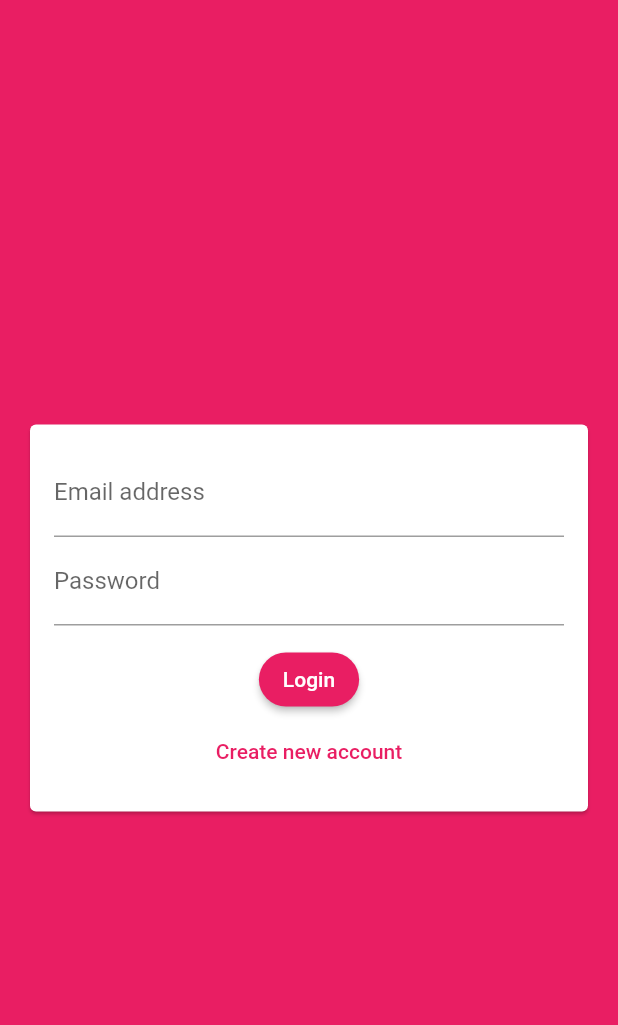
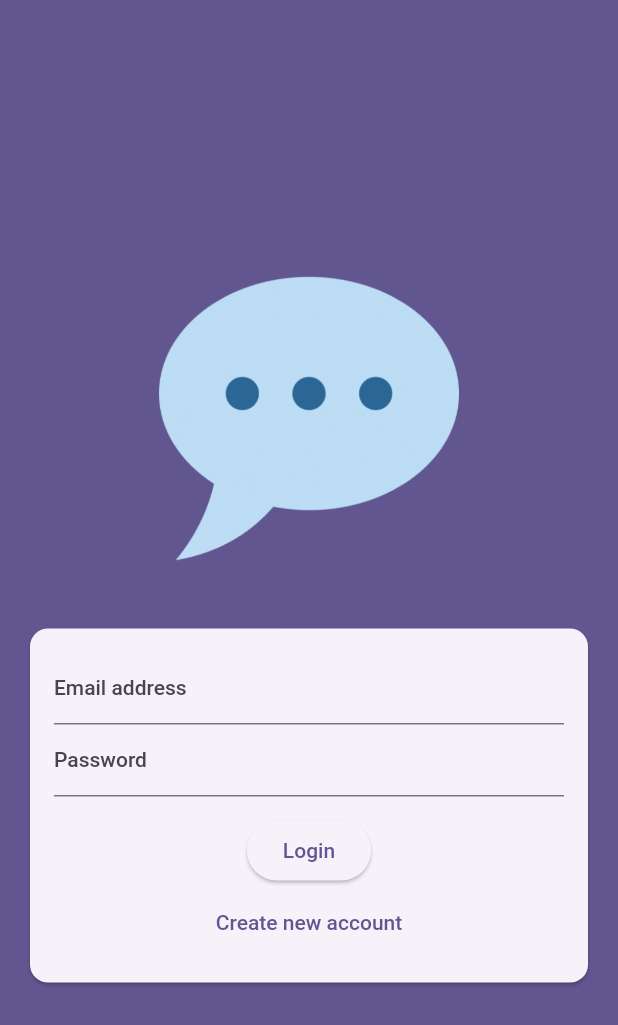
Before and after one commit to den4ik24/flutter_firebase, a Flutter app: the screen it shows after launch, on a phone screen of 412 x 824 dp. Shown: the top 1025 px of the screen. Run offline on Flutter 3.47's test engine with Material 2 defaults, Android fonts, the phone set to English and light mode, and no system bars; our stand-ins replace cloud_firestore, firebase_auth, firebase_core, firebase_storage, image_picker; accounts and stored records are empty.

Commit message:
go to new + start pic

```diff
--- a/lib/main.dart
+++ b/lib/main.dart
@@ -22,19 +22,16 @@ class MyApp extends StatelessWidget {
     return MaterialApp(
       title: 'FlutterChat',
       theme: ThemeData(
-        primarySwatch: Colors.pink,
-        colorScheme:
-            ColorScheme.fromSwatch(primarySwatch: Colors.pink).copyWith(
-          secondary: Colors.deepPurple,
-          background: Colors.pink,
-        ),
-        //accentColorBrightness: Brightness.dark,
-        // backgroundColor: Colors.pink,
-        // accentColor: Colors.deepPurple,
-        buttonTheme: ButtonTheme.of(context).copyWith(
-          buttonColor: Colors.pink,
-          textTheme: ButtonTextTheme.primary,
-        ),
+        // primarySwatch: Colors.pink,
+        // colorScheme:
+        //     ColorScheme.fromSwatch(primarySwatch: Colors.pink).copyWith(
+        //   secondary: Colors.deepPurple,
+        //   background: Colors.pink,
+        // ),
+        // buttonTheme: ButtonTheme.of(context).copyWith(
+        //   buttonColor: Colors.pink,
+        //   textTheme: ButtonTextTheme.primary,
+        // ),
         elevatedButtonTheme: ElevatedButtonThemeData(
           style: ElevatedButton.styleFrom(
             shape: RoundedRectangleBorder(
@@ -42,13 +39,20 @@ class MyApp extends StatelessWidget {
             ),
           ),
         ),
+      ).copyWith(
+        useMaterial3: true,
+        colorScheme: ColorScheme.fromSeed(
+            seedColor: const Color.fromARGB(255, 63, 17, 177)),
       ),
-      home: StreamBuilder(stream: FirebaseAuth.instance.authStateChanges(), builder: (ctx, userSnapshot) {
-        if(userSnapshot.hasData){
-          return const ChatScreen();
-        }
-        return const AuthScreen();
-      } ,),
+      home: StreamBuilder(
+        stream: FirebaseAuth.instance.authStateChanges(),
+        builder: (ctx, userSnapshot) {
+          if (userSnapshot.hasData) {
+            return const ChatScreen();
+          }
+          return const AuthScreen();
+        },
+      ),
     );
   }
 }
--- a/lib/screens/auth_screen.dart
+++ b/lib/screens/auth_screen.dart
@@ -77,7 +77,6 @@ class _AuthScreenState extends State<AuthScreen> {
         _isLoading = false;
       });
     } catch (err) {
-      print(err);
       setState(() {
         _isLoading = false;
       });
@@ -87,10 +86,29 @@ class _AuthScreenState extends State<AuthScreen> {
   @override
   Widget build(BuildContext context) {
     return Scaffold(
-      backgroundColor: Theme.of(context).primaryColor,
-      body: AuthForm(
-        _submitAuthForm,
-        _isLoading,
+      backgroundColor: Theme.of(context).colorScheme.primary,
+      body: Center(
+        child: SingleChildScrollView(
+          child: Column(
+            mainAxisAlignment: MainAxisAlignment.center,
+            children: [
+              Container(
+                margin: const EdgeInsets.only(
+                  top: 30,
+                  bottom: 20,
+                  left: 20,
+                  right: 20,
+                ),
+                width: 200,
+                child: Image.asset("assets/images/chat.png"),
+              ),
+              AuthForm(
+                _submitAuthForm,
+                _isLoading,
+              ),
+            ],
+          ),
+        ),
       ),
     );
   }
--- a/lib/widgets/auth/auth_form.dart
+++ b/lib/widgets/auth/auth_form.dart
@@ -81,6 +81,8 @@ class _AuthFormState extends State<AuthForm> {
                       return null;
                     },
                     keyboardType: TextInputType.emailAddress,
+                    autocorrect: false,
+                    textCapitalization: TextCapitalization.none,
                     decoration: const InputDecoration(
                       labelText: "Email address",
                     ),
--- a/pubspec.yaml
+++ b/pubspec.yaml
@@ -30,8 +30,8 @@ flutter:
   uses-material-design: true
 
   # To add assets to your application, add an assets section, like this:
-  # assets:
-  #   - images/a_dot_burr.jpeg
+  assets:
+     - assets/images/chat.png
   #   - images/a_dot_ham.jpeg
 
   # An image asset can refer to one or more resolution-specific "variants", see
```
Also changed, not shown: assets/images/chat.png (added).
